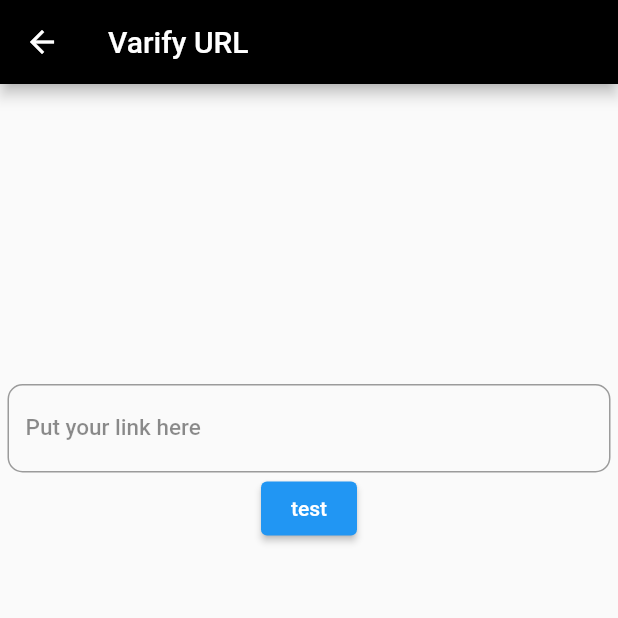
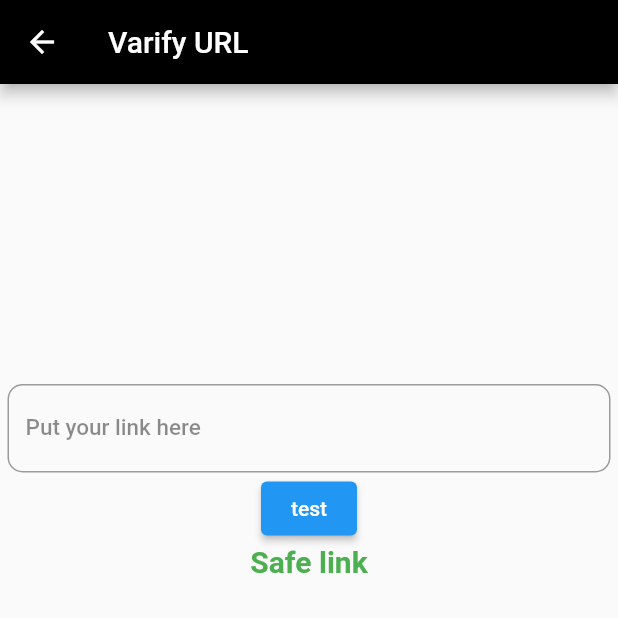
Before and after one commit to SoumyadeepOSD/Kavach-App, a Flutter app: the URL screen opened directly, on a phone screen of 412 x 824 dp, the top half of it. Run offline on Flutter 3.47's test engine with Material 2 defaults, Android fonts, the phone set to English and light mode, and no system bars; our stand-ins replace firebase_auth, firebase_core, google_sign_in, permission_handler; missing offline and left inert: call_log, flutter_barcode_scanner, phone_state, sms; accounts and stored records are empty; network calls fail.

Commit message:
spam detection update

```diff
--- a/lib/URL.dart
+++ b/lib/URL.dart
@@ -62,7 +62,14 @@ class _URLState extends State<URL> {
                       fontWeight: FontWeight.w700,
                     ),
                   )
-                : Text(''),
+                : Text(
+                    'Safe link',
+                    style: TextStyle(
+                      color: Colors.green,
+                      fontSize: 20,
+                      fontWeight: FontWeight.w700,
+                    ),
+                  ),
           ],
         )),
       ),
```
